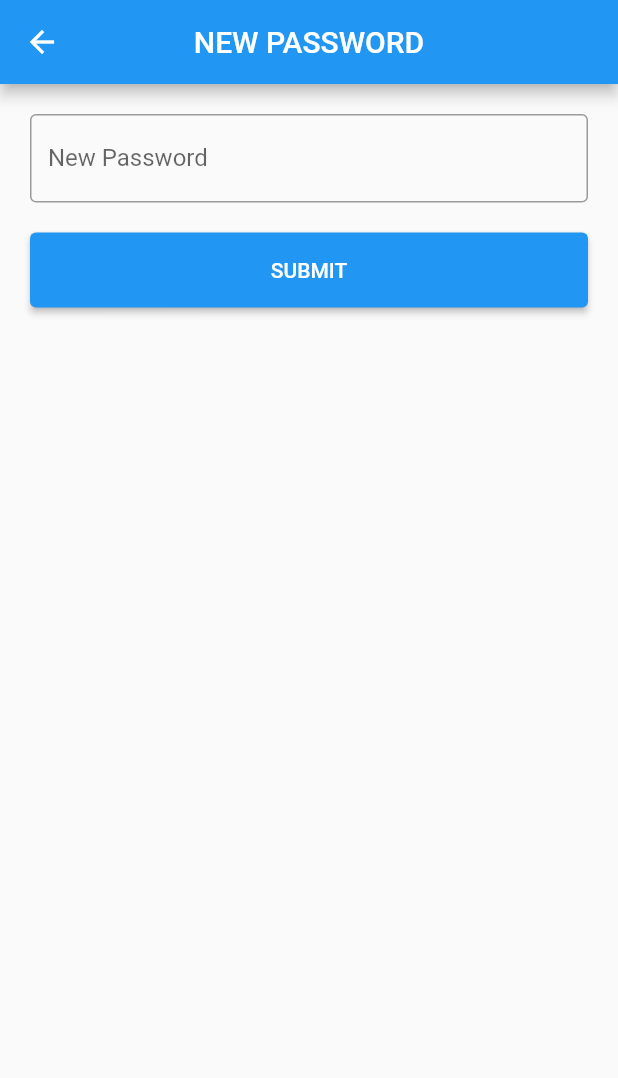
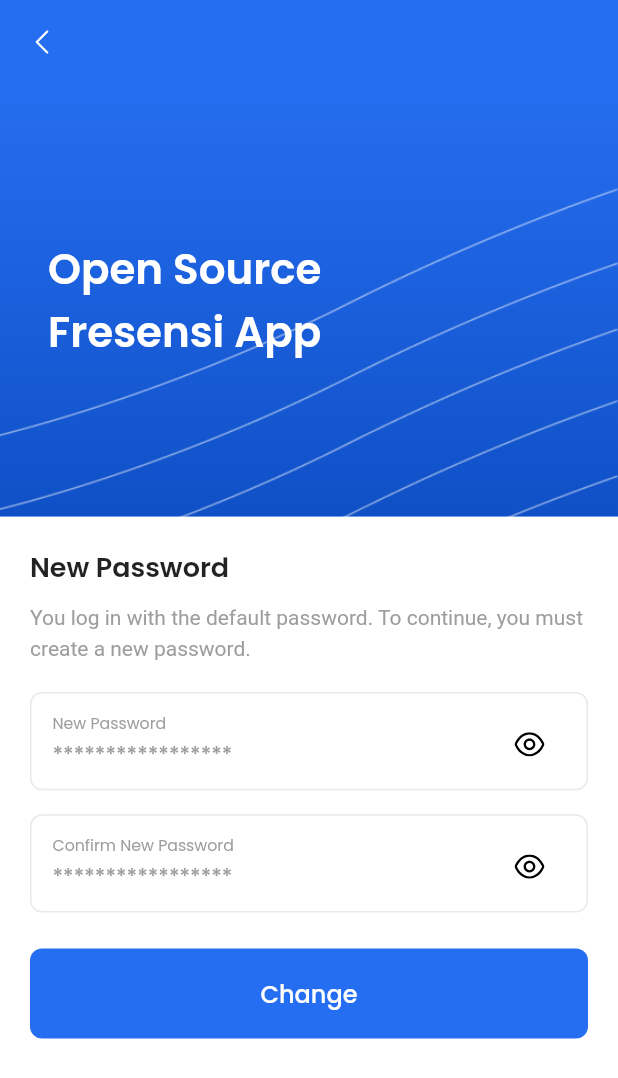
Before and after one commit to superosystem/fresensi, a Flutter app: the NewPasswordView screen opened by its route, on a phone screen of 412 x 824 dp. Shown: the top 1078 px of the screen. Run offline on Flutter 3.47's test engine with Material 2 defaults, Android fonts, the phone set to English and light mode, and no system bars; our stand-ins replace cloud_firestore, firebase_auth, firebase_core, flutter_svg, get; accounts and stored records are empty.

Commit message:
modify new password design

```diff
--- a/lib/app/modules/account/new_password/controllers/new_password_controller.dart
+++ b/lib/app/modules/account/new_password/controllers/new_password_controller.dart
@@ -3,51 +3,68 @@ import 'package:flutter/foundation.dart';
 import 'package:flutter/material.dart';
 import 'package:fresensi/app/data/constants.dart';
 import 'package:fresensi/app/routes/app_pages.dart';
+import 'package:fresensi/app/widgets/toast_custom.dart';
 import 'package:get/get.dart';
 
 class NewPasswordController extends GetxController {
+  RxBool isLoading = false.obs;
+  RxBool newPassObs = true.obs;
+  RxBool newPassCObs = true.obs;
+
   TextEditingController passwordC = TextEditingController();
+  TextEditingController confirmPassC = TextEditingController();
 
   FirebaseAuth auth = FirebaseAuth.instance;
 
   void newPassword() async {
-    if (passwordC.text.isNotEmpty) {
+    if (passwordC.text.isNotEmpty && confirmPassC.text.isNotEmpty) {
+      if (passwordC.text == confirmPassC.text) {
+        isLoading.value = true;
         if (passwordC.text != defaultPasswordUser) {
+          _onUpdatePassword();
+          isLoading.value = false;
+        } else {
+          ToastCustom.errorToast(
+              "Problem occurred", "You must change your password");
+          isLoading.value = false;
+        }
+      } else {
+        ToastCustom.errorToast("Problem occurred", "Password does not match");
+      }
+    } else {
+      ToastCustom.errorToast("Problem occurred", "New Password field can not be empty");
+    }
+  }
+
+  void _onUpdatePassword() async {
+    try {
       // get email and replace password to auto login
       String email = auth.currentUser!.email!;
       String password = passwordC.text;
-
-        try {
       // update password
       await auth.currentUser!.updatePassword(passwordC.text);
       // sign out
       await auth.signOut();
-          // auto login
+      // auto login / re-login
       await auth.signInWithEmailAndPassword(
         email: email,
         password: password,
       );
 
       Get.offAllNamed(Routes.HOME);
+      ToastCustom.successToast("Success", "Password has been changed");
     } on FirebaseAuthException catch (err) {
       if (err.code == 'weak-password') {
         if (kDebugMode) {
           print("The password provided is too weak");
         }
-            Get.snackbar(
-                "Problem occurred", "The password provided is too weak");
+        ToastCustom.errorToast("Problem occurred", "The password too weak, you need at least six characters");
       }
     } catch (err) {
       if (kDebugMode) {
         print("SOME ERROR: $err");
       }
-          Get.snackbar("Problem occurred", "Error ");
-        }
-      } else {
-        Get.snackbar("Problem occurred", "Try to use other password");
-      }
-    } else {
-      Get.snackbar("Problem occurred", "New Password field can not be empty");
+      ToastCustom.errorToast("Problem occurred", "Error ");
     }
   }
 }
--- a/lib/app/modules/account/new_password/views/new_password_view.dart
+++ b/lib/app/modules/account/new_password/views/new_password_view.dart
@@ -1,4 +1,7 @@
 import 'package:flutter/material.dart';
+import 'package:flutter_svg/flutter_svg.dart';
+import 'package:fresensi/app/data/app_color.dart';
+import 'package:fresensi/app/widgets/input_custom.dart';
 import 'package:get/get.dart';
 
 import '../controllers/new_password_controller.dart';
@@ -9,30 +12,149 @@ class NewPasswordView extends GetView<NewPasswordController> {
   @override
   Widget build(BuildContext context) {
     return Scaffold(
+      backgroundColor: AppColor.primary,
       appBar: AppBar(
-        title: const Text('NEW PASSWORD'),
-        centerTitle: true,
+        automaticallyImplyLeading: true,
+        leading: IconButton(
+          icon: SvgPicture.asset(
+            'assets/icons/arrow-left.svg',
+            colorFilter: const ColorFilter.mode(Colors.white, BlendMode.srcIn),
+          ),
+          onPressed: () => Get.back(),
+        ),
+        backgroundColor: Colors.transparent,
+        elevation: 0,
       ),
+      extendBodyBehindAppBar: true,
       body: ListView(
-        padding: const EdgeInsets.all(20),
+        shrinkWrap: true,
         children: [
-          TextField(
-            controller: controller.passwordC,
-            autocorrect: false,
-            obscureText: true,
-            decoration: const InputDecoration(
-              labelText: "New Password",
-              border: OutlineInputBorder(),
+          Container(
+            height: MediaQuery.of(context).size.height * 35 / 100,
+            width: MediaQuery.of(context).size.width,
+            padding: const EdgeInsets.only(left: 32),
+            decoration: BoxDecoration(
+              gradient: AppColor.primaryGradient,
+              image: const DecorationImage(
+                image: AssetImage('assets/images/pattern-1-1.png'),
+                fit: BoxFit.cover,
+              ),
+            ),
+            child: Column(
+              mainAxisAlignment: MainAxisAlignment.center,
+              crossAxisAlignment: CrossAxisAlignment.start,
+              children: [
+                Text(
+                  "Open Source\nFresensi App",
+                  style: TextStyle(
+                      fontSize: 28,
+                      color: AppColor.white,
+                      fontFamily: 'poppins',
+                      height: 150 / 100,
+                      fontWeight: FontWeight.w600),
+                ),
+              ],
             ),
           ),
-          const SizedBox(height: 20),
-          SizedBox(
-            height: 50,
-            child: ElevatedButton(
-              onPressed: () {
-                controller.newPassword();
-              },
-              child: const Text("SUBMIT"),
+          Container(
+            height: MediaQuery.of(context).size.height * 65 / 100,
+            width: MediaQuery.of(context).size.width,
+            color: Colors.white,
+            padding: const EdgeInsets.all(20),
+            child: Column(
+              mainAxisAlignment: MainAxisAlignment.start,
+              crossAxisAlignment: CrossAxisAlignment.start,
+              children: [
+                Container(
+                  margin: const EdgeInsets.only(bottom: 20),
+                  child: Column(
+                    crossAxisAlignment: CrossAxisAlignment.start,
+                    children: [
+                      const Text(
+                        'New Password',
+                        style: TextStyle(
+                          fontSize: 18,
+                          fontFamily: 'poppins',
+                          fontWeight: FontWeight.w600,
+                        ),
+                      ),
+                      const SizedBox(height: 8),
+                      Text(
+                        "You log in with the default password. To continue, you must create a new password.",
+                        style: TextStyle(
+                          color: AppColor.secondarySoft,
+                          height: 150 / 100,
+                        ),
+                      ),
+                    ],
+                  ),
+                ),
+                Obx(
+                  () => InputCustom(
+                    controller: controller.passwordC,
+                    label: 'New Password',
+                    hint: '*****************',
+                    obsecureText: controller.newPassCObs.value,
+                    suffixIcon: IconButton(
+                      icon: (controller.newPassCObs.value != false)
+                          ? SvgPicture.asset('assets/icons/show.svg')
+                          : SvgPicture.asset('assets/icons/hide.svg'),
+                      onPressed: () {
+                        controller.newPassCObs.value =
+                            !(controller.newPassCObs.value);
+                      },
+                    ),
+                  ),
+                ),
+                Obx(
+                  () => InputCustom(
+                    controller: controller.confirmPassC,
+                    label: 'Confirm New Password',
+                    hint: '*****************',
+                    obsecureText: controller.newPassCObs.value,
+                    suffixIcon: IconButton(
+                      icon: (controller.newPassCObs.value != false)
+                          ? SvgPicture.asset('assets/icons/show.svg')
+                          : SvgPicture.asset('assets/icons/hide.svg'),
+                      onPressed: () {
+                        controller.newPassCObs.value =
+                            !(controller.newPassCObs.value);
+                      },
+                    ),
+                  ),
+                ),
+                const SizedBox(height: 8),
+                Obx(
+                  () => SizedBox(
+                    width: MediaQuery.of(context).size.width,
+                    child: ElevatedButton(
+                      onPressed: () {
+                        if (controller.isLoading.isFalse) {
+                          controller.newPassword();
+                        }
+                      },
+                      style: ElevatedButton.styleFrom(
+                        padding: const EdgeInsets.symmetric(vertical: 18),
+                        backgroundColor: AppColor.primary,
+                        elevation: 0,
+                        shape: RoundedRectangleBorder(
+                          borderRadius: BorderRadius.circular(8),
+                        ),
+                      ),
+                      child: Text(
+                        (controller.isLoading.isFalse)
+                            ? 'Change'
+                            : 'Loading...',
+                        style: const TextStyle(
+                          fontSize: 16,
+                          fontFamily: 'poppins',
+                          fontWeight: FontWeight.w500,
+                        ),
+                      ),
+                    ),
+                  ),
+                ),
+              ],
             ),
           ),
         ],
--- /dev/null
+++ b/lib/app/widgets/input_custom.dart
@@ -0,0 +1,73 @@
+import 'package:flutter/material.dart';
+import 'package:fresensi/app/data/app_color.dart';
+
+class InputCustom extends StatefulWidget {
+  final TextEditingController controller;
+  final String label;
+  final String hint;
+  final bool disabled;
+  final EdgeInsetsGeometry margin;
+  final bool obsecureText;
+  final Widget? suffixIcon;
+
+  const InputCustom({
+    super.key,
+    required this.controller,
+    required this.label,
+    required this.hint,
+    this.disabled = false,
+    this.margin = const EdgeInsets.only(bottom: 16),
+    this.obsecureText = false,
+    this.suffixIcon,
+  });
+
+  @override
+  State<InputCustom> createState() => _InputCustomState();
+}
+
+class _InputCustomState extends State<InputCustom> {
+  @override
+  Widget build(BuildContext context) {
+    return Material(
+      color: Colors.white,
+      child: Container(
+        width: MediaQuery.of(context).size.width,
+        padding: const EdgeInsets.only(left: 14, right: 14, top: 4),
+        margin: widget.margin,
+        decoration: BoxDecoration(
+          color: (widget.disabled == false)
+              ? Colors.transparent
+              : AppColor.primaryExtraSoft,
+          borderRadius: BorderRadius.circular(8),
+          border: Border.all(width: 1, color: AppColor.secondaryExtraSoft),
+        ),
+        child: TextField(
+          readOnly: widget.disabled,
+          obscureText: widget.obsecureText,
+          style: const TextStyle(fontSize: 14, fontFamily: 'poppins'),
+          maxLines: 1,
+          controller: widget.controller,
+          decoration: InputDecoration(
+            suffixIcon: widget.suffixIcon ?? const SizedBox(),
+            label: Text(
+              widget.label,
+              style: TextStyle(
+                color: AppColor.secondarySoft,
+                fontSize: 14,
+              ),
+            ),
+            floatingLabelBehavior: FloatingLabelBehavior.always,
+            border: InputBorder.none,
+            hintText: widget.hint,
+            hintStyle: TextStyle(
+              fontSize: 14,
+              fontFamily: 'poppins',
+              fontWeight: FontWeight.w500,
+              color: AppColor.secondarySoft,
+            ),
+          ),
+        ),
+      ),
+    );
+  }
+}
--- a/lib/main.dart
+++ b/lib/main.dart
@@ -33,7 +33,7 @@ void main() async {
         return GetMaterialApp(
           title: "Fresensi",
           initialRoute: snapshot.data != null ? Routes.HOME : Routes.LOGIN,
-          // initialRoute: Routes.HOME,
+          // initialRoute: Routes.NEW_PASSWORD,
           getPages: AppPages.routes,
         );
       },
```
Lines whose indentation alone changed are shown as unchanged.
